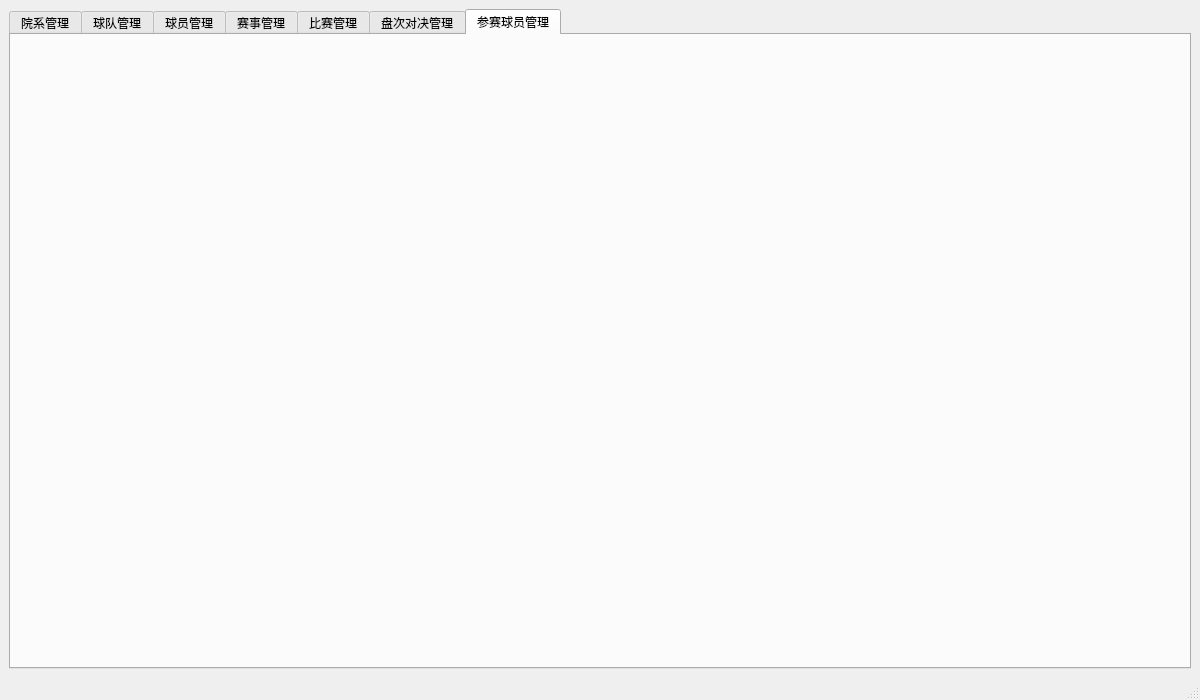
The window that ui_pages/main.ui (weijianwong/table_tennis_db) describes before a commit, drawn with Qt 5.
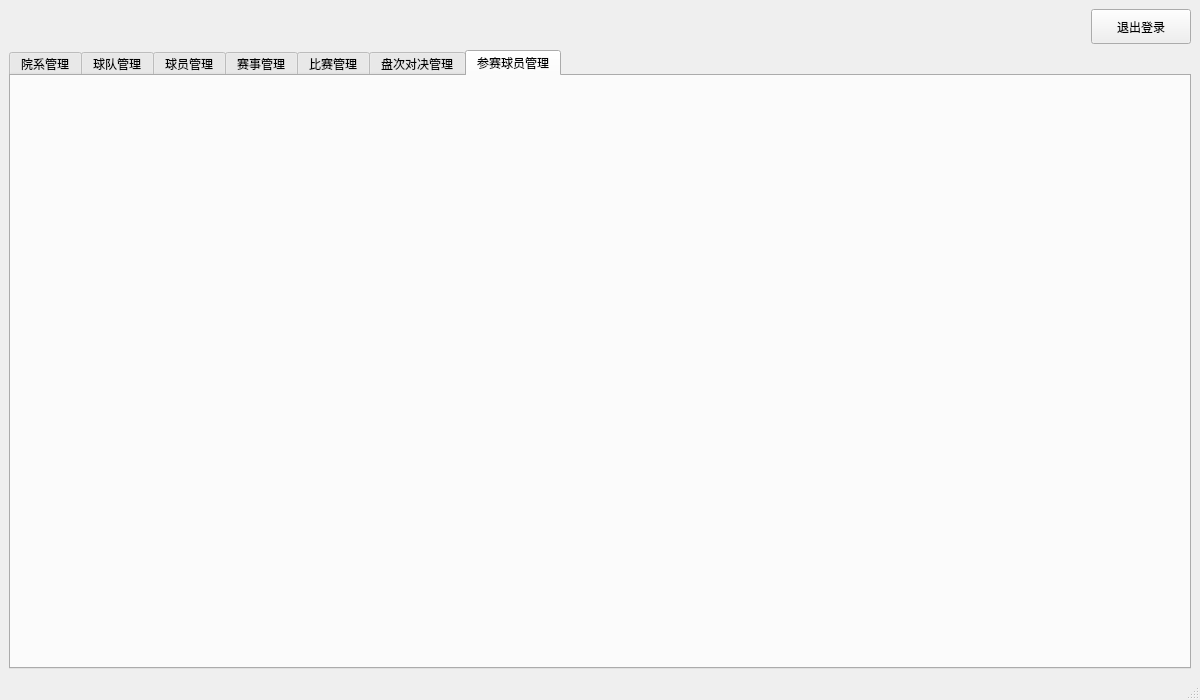
The same window after the commit. The open tabs and pages were chosen to show the change.

Commit message: Add logout buttons to admin and captain page.

Patch:
```diff
--- a/ui_pages/main.ui
+++ b/ui_pages/main.ui
@@ -15,6 +15,51 @@
   </property>
   <widget class="QWidget" name="centralwidget">
    <layout class="QVBoxLayout" name="verticalLayout">
+    <item>
+     <layout class="QHBoxLayout" name="headerLayout">
+      <item>
+       <spacer name="horizontalSpacer">
+        <property name="orientation">
+         <enum>Qt::Horizontal</enum>
+        </property>
+        <property name="sizeHint" stdset="0">
+         <size>
+          <width>40</width>
+          <height>20</height>
+         </size>
+        </property>
+       </spacer>
+      </item>
+      <item>
+       <widget class="QPushButton" name="btnLogout">
+        <property name="minimumSize">
+         <size>
+          <width>100</width>
+          <height>35</height>
+         </size>
+        </property>
+        <property name="autoFillBackground">
+         <bool>false</bool>
+        </property>
+        <property name="text">
+         <string>退出登录</string>
+        </property>
+        <property name="iconSize">
+         <size>
+          <width>13</width>
+          <height>13</height>
+         </size>
+        </property>
+        <property name="checkable">
+         <bool>false</bool>
+        </property>
+        <property name="flat">
+         <bool>false</bool>
+        </property>
+       </widget>
+      </item>
+     </layout>
+    </item>
     <item>
      <widget class="QTabWidget" name="tabWidget">
       <property name="currentIndex">
```
Left out of the diff: 4 changed lines with no effect on the pictures. The commit also changes 3 other files.
